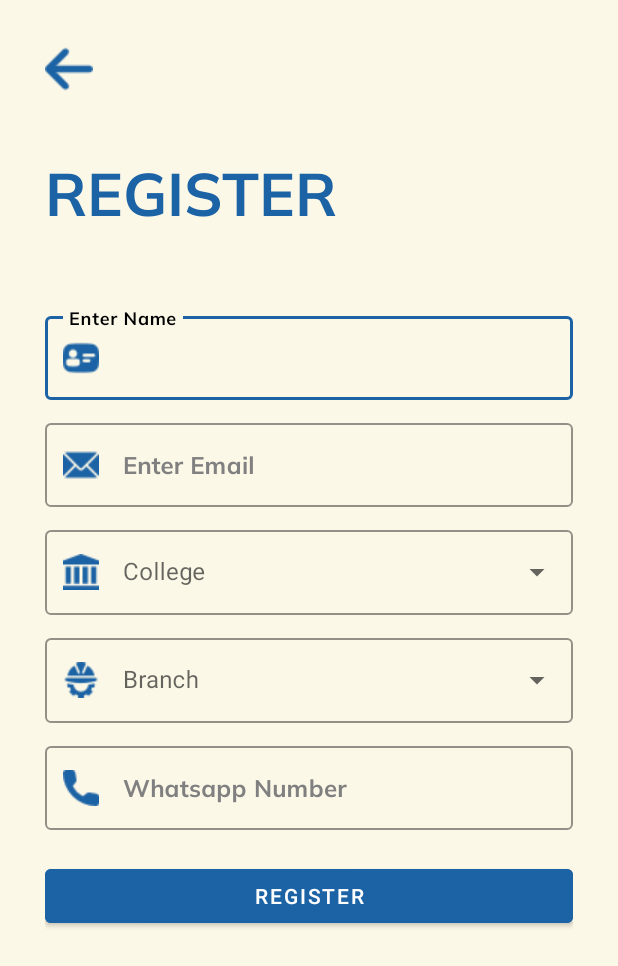
After one commit to Tanmay1407/IdeaLab, an Android app: the RegisterActivity screen opened directly, with no data from a screen before it, on a phone screen of 412 x 824 dp. The commit adds this screen. Shown: the top 966 px of the screen. Run offline under Robolectric (Android 15) with nearby library versions, the phone set to English and light mode, and no system bars; Roboto replaces fonts that are not available here.

Commit message:
OTP Dilog Added

```diff
--- /dev/null
+++ b/app/src/main/java/com/lnct/ac/in/idealab/auth/RegisterActivity.kt
@@ -0,0 +1,49 @@
+package com.lnct.ac.`in`.idealab.auth
+
+import android.content.Intent
+import androidx.appcompat.app.AppCompatActivity
+import android.os.Bundle
+import android.view.View
+import android.widget.ArrayAdapter
+import android.widget.AutoCompleteTextView
+import android.widget.Button
+import android.widget.ImageView
+import com.lnct.ac.`in`.idealab.R
+
+class RegisterActivity : AppCompatActivity() {
+    lateinit var collegeDropDown : AutoCompleteTextView
+    lateinit var branchDropDown : AutoCompleteTextView
+    override fun onCreate(savedInstanceState: Bundle?) {
+        super.onCreate(savedInstanceState)
+        setContentView(R.layout.activity_register)
+
+        collegeDropDown = findViewById(R.id.college_dropdown_menu)
+        branchDropDown = findViewById(R.id.branch_dropdown_menu)
+
+        val collegeList = listOf("LNCT", "LNCTE", "LNCTS", "LNCTU","Other")
+        val collegeDropDownAdapter = ArrayAdapter(this, R.layout.drop_down_list_item, collegeList)
+        collegeDropDown?.setAdapter(collegeDropDownAdapter)
+
+        val branchList = listOf("CSE","CY","IOT","AI/ML","Block Chain","DS","IT","EC","EX","EE","ME","CE","CM","Other")
+        val branchDropDownAdapter = ArrayAdapter(this,R.layout.drop_down_list_item, branchList)
+        branchDropDown?.setAdapter(branchDropDownAdapter)
+
+
+        findViewById<ImageView>(R.id.back_arrow).setOnClickListener(object : View.OnClickListener{
+            override fun onClick(p0: View?) {
+                finish()
+                startActivity(Intent(this@RegisterActivity, StartActivity::class.java))
+            }
+        })
+
+        findViewById<Button>(R.id.btnRegister).setOnClickListener(object : View.OnClickListener{
+            override fun onClick(p0: View?) {
+//                finish()
+//                startActivity(Intent(this@RegisterActivity, StartActivity::class.java))
+                val otpVerificationDialog = OTPVerificationDialog(this@RegisterActivity,"user@gmail.com")
+                otpVerificationDialog.setCancelable(false)
+                otpVerificationDialog.show()
+            }
+        })
+    }
+}
--- /dev/null
+++ b/app/src/main/res/drawable/round_back_brown.xml
@@ -0,0 +1,9 @@
+<?xml version="1.0" encoding="utf-8"?>
+<shape xmlns:android="http://schemas.android.com/apk/res/android"
+    android:shape="rectangle">
+
+    <corners android:radius="100dp"/>
+    <solid android:color="#33000000"/>
+
+
+</shape>
--- /dev/null
+++ b/app/src/main/res/drawable/round_back_red.xml
@@ -0,0 +1,8 @@
+<?xml version="1.0" encoding="utf-8"?>
+<shape xmlns:android="http://schemas.android.com/apk/res/android"
+    android:shape="rectangle">
+
+    <corners android:radius="100dp"/>
+    <solid android:color="#FF1744"/>
+
+</shape>
--- /dev/null
+++ b/app/src/main/res/layout/activity_register.xml
@@ -0,0 +1,213 @@
+<?xml version="1.0" encoding="utf-8"?>
+<ScrollView xmlns:android="http://schemas.android.com/apk/res/android"
+    xmlns:app="http://schemas.android.com/apk/res-auto"
+    xmlns:tools="http://schemas.android.com/tools"
+    android:layout_width="match_parent"
+    android:layout_height="match_parent"
+    android:padding="30dp"
+    android:background="@color/bgColor"
+    tools:context=".auth.RegisterActivity"
+    android:scrollbarSize="0dp"
+    >
+
+    <LinearLayout
+        android:layout_width="match_parent"
+        android:layout_height="wrap_content"
+        android:orientation="vertical"
+        >
+
+        <ImageView
+            android:id="@+id/back_arrow"
+            android:layout_width="wrap_content"
+            android:layout_height="wrap_content"
+            android:background="@drawable/back_arrow"
+            android:backgroundTint="@color/blue"
+          />
+
+        <TextView
+            android:layout_width="wrap_content"
+            android:layout_height="wrap_content"
+            android:layout_marginTop="40dp"
+            android:fontFamily="@font/muli_bold"
+            android:text="Register"
+            android:textAllCaps="true"
+            android:textColor="@color/blue"
+            android:textSize="40sp"
+            android:textStyle="bold"/>
+
+        <LinearLayout
+            android:layout_width="match_parent"
+            android:layout_height="wrap_content"
+            android:orientation="vertical"
+            android:layout_marginTop="40dp">
+
+            <com.google.android.material.textfield.TextInputLayout
+                android:layout_width="match_parent"
+                android:layout_height="wrap_content"
+                style="@style/Widget.MaterialComponents.TextInputLayout.OutlinedBox"
+                android:hint="Enter Name"
+                app:hintTextColor="@color/black"
+                app:boxStrokeColor="@color/blue"
+                app:boxStrokeWidthFocused="2dp"
+                app:startIconDrawable="@drawable/id_card"
+                app:startIconTint="@color/blue"
+                app:endIconMode="clear_text"
+                app:endIconTint="@color/blue"
+                android:layout_marginTop="10dp"
+                android:textColorHint="#808080"
+
+
+                >
+
+                <com.google.android.material.textfield.TextInputEditText
+                    android:id="@+id/evName"
+                    android:layout_width="match_parent"
+                    android:layout_height="match_parent"
+                    android:fontFamily="@font/muli_bold"
+                    android:inputType="text"
+                    android:textColor="@color/black" />
+
+            </com.google.android.material.textfield.TextInputLayout>
+
+            <com.google.android.material.textfield.TextInputLayout
+                android:layout_width="match_parent"
+                android:layout_height="wrap_content"
+                style="@style/Widget.MaterialComponents.TextInputLayout.OutlinedBox"
+                android:hint="Enter Email"
+                app:hintTextColor="@color/black"
+                app:boxStrokeColor="@color/blue"
+                app:boxStrokeWidthFocused="2dp"
+                app:startIconDrawable="@drawable/email_icon"
+                app:startIconTint="@color/blue"
+                app:endIconMode="clear_text"
+                app:endIconTint="@color/blue"
+                android:layout_marginTop="10dp"
+                android:textColorHint="#808080"
+
+
+                >
+
+                <com.google.android.material.textfield.TextInputEditText
+                    android:id="@+id/evEmail"
+                    android:layout_width="match_parent"
+                    android:layout_height="match_parent"
+                    android:fontFamily="@font/muli_bold"
+                    android:inputType="textEmailAddress"
+                    android:textColor="@color/black" />
+
+            </com.google.android.material.textfield.TextInputLayout>
+
+
+
+            <com.google.android.material.textfield.TextInputLayout
+                android:layout_marginTop="10dp"
+                style="@style/Widget.MaterialComponents.TextInputLayout.OutlinedBox.ExposedDropdownMenu"
+                android:layout_width="match_parent"
+                android:layout_height="wrap_content"
+                android:hint="College"
+                app:startIconTint="@color/blue"
+                app:startIconDrawable="@drawable/college"
+                app:boxStrokeColor="@color/blue"
+                app:hintTextColor="@color/black">
+
+                <AutoCompleteTextView
+                    android:id="@+id/college_dropdown_menu"
+                    android:layout_width="match_parent"
+                    android:layout_height="wrap_content"
+                    android:inputType="none"
+                    android:textColor="@color/black" />
+
+            </com.google.android.material.textfield.TextInputLayout>
+
+            <com.google.android.material.textfield.TextInputLayout
+                android:layout_marginTop="10dp"
+                style="@style/Widget.MaterialComponents.TextInputLayout.OutlinedBox.ExposedDropdownMenu"
+                android:layout_width="match_parent"
+                android:layout_height="wrap_content"
+                android:hint="Branch"
+                app:startIconTint="@color/blue"
+                app:startIconDrawable="@drawable/engineering"
+                app:boxStrokeColor="@color/blue"
+                app:hintTextColor="@color/black">
+
+                <AutoCompleteTextView
+                    android:id="@+id/branch_dropdown_menu"
+                    android:layout_width="match_parent"
+                    android:layout_height="wrap_content"
+                    android:inputType="none"
+                    android:textColor="@color/black" />
+
+            </com.google.android.material.textfield.TextInputLayout>
+
+            <com.google.android.material.textfield.TextInputLayout
+                android:layout_width="match_parent"
+                android:layout_height="wrap_content"
+                style="@style/Widget.MaterialComponents.TextInputLayout.OutlinedBox"
+                android:hint="Whatsapp Number"
+                app:hintTextColor="@color/black"
+                app:boxStrokeColor="@color/blue"
+                app:boxStrokeWidthFocused="2dp"
+                app:startIconDrawable="@drawable/call"
+                app:startIconTint="@color/blue"
+                app:endIconMode="clear_text"
+                app:endIconTint="@color/blue"
+                android:layout_marginTop="10dp"
+                android:textColorHint="#808080"
+
+
+                >
+
+                <com.google.android.material.textfield.TextInputEditText
+                    android:id="@+id/evPhNo"
+                    android:layout_width="match_parent"
+                    android:layout_height="match_parent"
+                    android:fontFamily="@font/muli_bold"
+                    android:inputType="phone"
+                    android:textColor="@color/black" />
+
+            </com.google.android.material.textfield.TextInputLayout>
+
+
+            <Button
+                android:id="@+id/btnRegister"
+                android:layout_width="match_parent"
+                android:layout_height="wrap_content"
+                android:layout_marginTop="20dp"
+                android:backgroundTint="@color/blue"
+                android:text="REGISTER"
+                android:textColor="@color/white"
+                 />
+
+<!--            <Button-->
+<!--                android:layout_width="wrap_content"-->
+<!--                android:layout_height="wrap_content"-->
+<!--                android:text="Organisation Registeration"-->
+<!--                android:layout_marginTop="20dp"-->
+<!--                android:textAllCaps="true"-->
+<!--                android:textColor="@color/black"-->
+<!--                android:background="#00000000"-->
+<!--                android:layout_gravity="center"-->
+<!--                android:textSize="14sp"-->
+
+<!--                />-->
+
+
+
+
+
+
+        </LinearLayout>
+
+
+
+
+
+
+
+
+
+
+    </LinearLayout>
+
+
+</ScrollView>
--- a/app/src/main/res/layout/activity_start.xml
+++ b/app/src/main/res/layout/activity_start.xml
@@ -79,12 +79,12 @@
         </LinearLayout>
 
         <Button
-            android:id="@+id/btnHelp"
+            android:id="@+id/btnSkip"
             android:layout_width="match_parent"
             android:layout_height="wrap_content"
             android:layout_marginTop="20dp"
             android:background="#00000000"
-            android:text="How do we work?"
+            android:text="Skip Login ?"
             android:textColor="@color/black" />
 
     </LinearLayout>
```
Also changed, not shown: app/src/main/AndroidManifest.xml (+8 -6 lines), app/src/main/java/com/lnct/ac/in/idealab/auth/LoginActivity.kt (+6 -2 lines), app/src/main/java/com/lnct/ac/in/idealab/auth/OTPVerificationDialog.kt (added, +191 -0 lines), app/src/main/java/com/lnct/ac/in/idealab/auth/StartActivity.kt (+16 -0 lines), app/src/main/res/drawable/round_back_blue.xml (added, +9 -0 lines), app/src/main/res/layout/activity_login.xml (+6 -47 lines), app/src/main/res/layout/drop_down_list_item.xml (added, +11 -0 lines), app/src/main/res/layout/otp_verification_layout.xml (added, +153 -0 lines), app/src/main/res/drawable-v24/call.png (added), app/src/main/res/drawable-v24/college.png (added), app/src/main/res/drawable-v24/email_icon.png (added), app/src/main/res/drawable-v24/engineering.png (added), app/src/main/res/drawable-v24/id_card.png (added).
